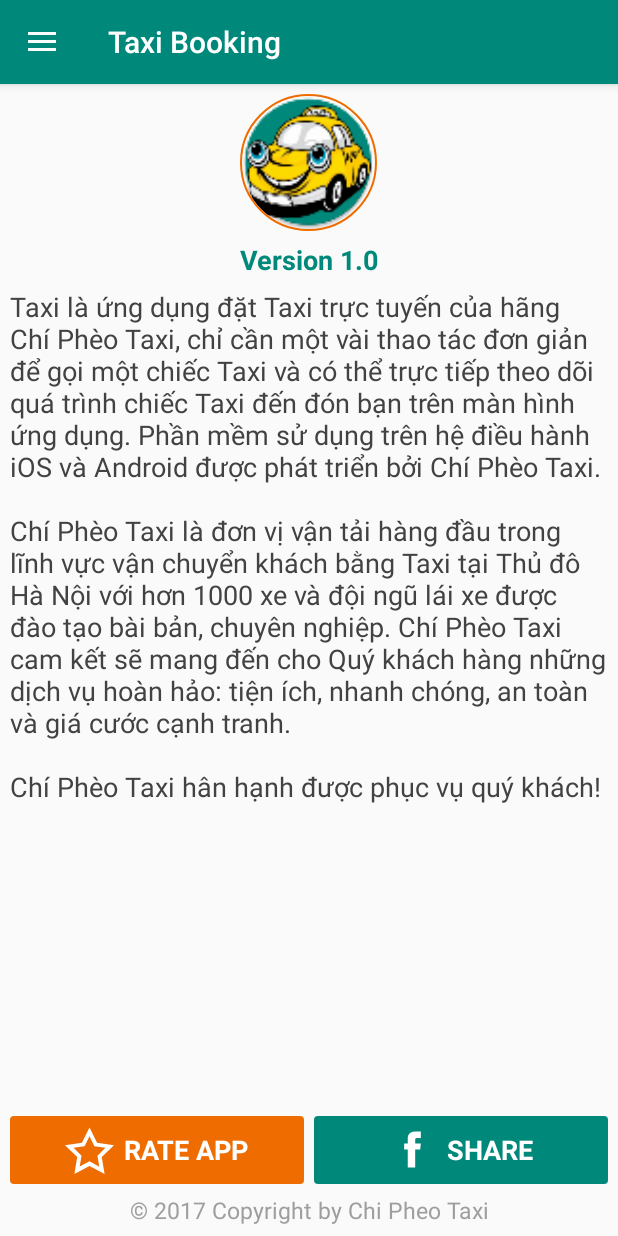
After one commit to linhdq/Taxi247, an Android app: the fragment AboutUsFragment placed in its activity, on a phone screen of 412 x 824 dp. The commit adds this screen. Run offline under Robolectric (Android 15) with nearby library versions, the phone set to English and light mode, and no system bars; our stand-ins replace CircleImageView, sdp/ssp sizes; 1 statement that could not run was skipped.

Commit message:
add About Us function

```diff
--- a/app/src/main/java/com/example/linhdq/taxi/activity/HomeActivity.java
+++ b/app/src/main/java/com/example/linhdq/taxi/activity/HomeActivity.java
@@ -20,6 +20,7 @@ import android.widget.RelativeLayout;
 import com.example.linhdq.taxi.R;
 import com.example.linhdq.taxi.adapter.ListDrawerItemAdapter;
 import com.example.linhdq.taxi.constant.Constant;
+import com.example.linhdq.taxi.fragment.AboutUsFragment;
 import com.example.linhdq.taxi.fragment.FeedbackFragment;
 import com.example.linhdq.taxi.fragment.PromotionContainerFragment;
 import com.example.linhdq.taxi.model.ObjectDrawerItem;
@@ -47,6 +48,7 @@ public class HomeActivity extends AppCompatActivity implements View.OnClickListe
     //fragment
     private FeedbackFragment feedbackFragment;
     private PromotionContainerFragment promotionContainerFragment;
+    private AboutUsFragment aboutUsFragment;
 
     @Override
     protected void onCreate(Bundle savedInstanceState) {
@@ -111,7 +113,7 @@ public class HomeActivity extends AppCompatActivity implements View.OnClickListe
         listItem[3] = new ObjectDrawerItem(R.drawable.ic_help, getResources().getString(R.string.helps), false);
         listItem[4] = new ObjectDrawerItem(R.drawable.ic_mail, getResources().getString(R.string.feedback), false);
         listItem[5] = new ObjectDrawerItem(R.drawable.ic_about_us, getResources().getString(R.string.about_us), false);
-        listItem[6] = new ObjectDrawerItem(R.drawable.ic_logout, getResources().getString(R.string.logout), false);
+        listItem[6] = new ObjectDrawerItem(R.drawable.ic_signout, getResources().getString(R.string.logout), false);
         //
         itemIndex = 0;
         //adapter
@@ -123,6 +125,7 @@ public class HomeActivity extends AppCompatActivity implements View.OnClickListe
         //fragment
         feedbackFragment = new FeedbackFragment();
         promotionContainerFragment = new PromotionContainerFragment();
+        aboutUsFragment = new AboutUsFragment();
     }
 
     private void addListener() {
@@ -154,7 +157,7 @@ public class HomeActivity extends AppCompatActivity implements View.OnClickListe
                         openFragment(feedbackFragment, false);
                         break;
                     case 5:
-
+                        openFragment(aboutUsFragment, false);
                         break;
                     case 6:
                         SharedPreferences.Editor editor = sharedPreferences.edit();
--- /dev/null
+++ b/app/src/main/java/com/example/linhdq/taxi/fragment/AboutUsFragment.java
@@ -0,0 +1,62 @@
+package com.example.linhdq.taxi.fragment;
+
+import android.content.Context;
+import android.os.Bundle;
+import android.support.annotation.Nullable;
+import android.support.v4.app.Fragment;
+import android.view.LayoutInflater;
+import android.view.View;
+import android.view.ViewGroup;
+import android.widget.LinearLayout;
+
+import com.example.linhdq.taxi.R;
+
+/**
+ * Created by LinhDQ on 12/25/16.
+ */
+
+public class AboutUsFragment extends Fragment implements View.OnClickListener {
+    //view
+    private LinearLayout btnRateApp;
+    private LinearLayout btnShare;
+    //
+    private Context context;
+
+    @Nullable
+    @Override
+    public View onCreateView(LayoutInflater inflater, @Nullable ViewGroup container, @Nullable Bundle savedInstanceState) {
+        View view = inflater.inflate(R.layout.fragment_about_us, container, false);
+
+        init(view);
+        addListener();
+
+        return view;
+    }
+
+    private void init(View view) {
+        //view
+        btnRateApp = (LinearLayout) view.findViewById(R.id.layout_btn_rate_app);
+        btnShare = (LinearLayout) view.findViewById(R.id.layout_btn_share);
+        //
+        context = view.getContext();
+    }
+
+    private void addListener() {
+        btnRateApp.setOnClickListener(this);
+        btnShare.setOnClickListener(this);
+    }
+
+    @Override
+    public void onClick(View view) {
+        switch (view.getId()) {
+            case R.id.layout_btn_rate_app:
+
+                break;
+            case R.id.layout_btn_share:
+
+                break;
+            default:
+                break;
+        }
+    }
+}
--- /dev/null
+++ b/app/src/main/res/drawable/ic__facebook.xml
@@ -0,0 +1,11 @@
+<vector xmlns:android="http://schemas.android.com/apk/res/android"
+        android:width="512dp"
+        android:height="512dp"
+        android:viewportWidth="512.0"
+        android:viewportHeight="512.0">
+    <path
+        android:pathData="M210.3,440.1c0,-53.6 0,-107.1 0,-160.7c0,-3.3 0,-6.7 0,-10c0,-1 -0.3,-1.3 -1.3,-1.3c-14.3,0 -28.6,0 -42.9,0c-2,0 -2,0 -2,-2.1c0,-19.7 0,-39.3 0,-59c0,-1.9 0,-1.9 1.9,-1.9c14.2,0 28.3,0 42.5,0c1.8,0 1.8,0 1.8,-1.7c0.1,-7.7 -0.1,-15.5 0.2,-23.2c0.3,-7 1,-14.1 1.8,-21.1c0.9,-7.9 2.6,-15.6 4.9,-23.1c4.1,-13.5 9.9,-26.2 19.1,-37.1c6.2,-7.4 14.2,-12.5 22.9,-16.4c6.8,-3 13.8,-5.2 21.1,-6.8c7.3,-1.6 14.6,-2.5 22.1,-3.2c13.3,-1.2 26.6,-0.8 39.9,-0.4c1.4,0 2.9,0.2 4.3,0.2c0.9,0 1.4,0.3 1.3,1.3c0,0.4 0,0.7 0,1.1c0,19.7 0,39.3 0,59c0,2.4 0,2.3 -2.5,2.2c-7.4,-0.3 -14.8,-0.7 -22.2,-0.7c-7.2,0 -14.5,0.9 -21.3,3.3c-9.3,3.2 -16.1,9.4 -19.9,18.5c-1.5,3.6 -2,7.6 -2.1,11.5c-0.5,11.6 -0.8,23.2 -1.1,34.8c-0.1,2 0,2 1.9,2c21.8,0 43.5,0 65.3,0c2,0 2,0 2,2c0,19.7 0,39.3 0,59c0,2 0,2 -2.1,2c-21.7,0 -43.3,0 -65,0c-2.2,0 -2.2,0 -2.2,2.2c0,55.9 0,111.8 0,167.7c0,0.7 -0.1,1.3 -0.1,2C255.8,440.1 233.1,440.1 210.3,440.1z"
+        android:strokeColor="#575756"
+        android:fillColor="#00000000"
+        android:strokeWidth="7"/>
+</vector>
--- /dev/null
+++ b/app/src/main/res/drawable/ic_facebook.xml
@@ -0,0 +1,9 @@
+<vector xmlns:android="http://schemas.android.com/apk/res/android"
+        android:width="60dp"
+        android:height="60dp"
+        android:viewportWidth="60.0"
+        android:viewportHeight="60.0">
+    <path
+        android:fillColor="#FF000000"
+        android:pathData="M22.32,12.23c0,1.46 0,7.99 0,7.99h-5.85v9.77h5.85V59h12.02V29.99H42.4c0,0 0.75,-4.68 1.12,-9.8c-1.05,0 -9.14,0 -9.14,0s0,-5.68 0,-6.68c0,-1 1.31,-2.34 2.61,-2.34c1.29,0 4.02,0 6.55,0c0,-1.33 0,-5.92 0,-10.17c-3.37,0 -7.21,0 -8.9,0C22.02,1 22.32,10.77 22.32,12.23z"/>
+</vector>
--- /dev/null
+++ b/app/src/main/res/drawable/ic_rate.xml
@@ -0,0 +1,9 @@
+<vector xmlns:android="http://schemas.android.com/apk/res/android"
+        android:width="24dp"
+        android:height="24dp"
+        android:viewportWidth="24.0"
+        android:viewportHeight="24.0">
+    <path
+        android:fillColor="#FF000000"
+        android:pathData="M24,9.9l-8.3,-1.2L12,1.2L8.3,8.7L0,9.9l6,5.8L4.6,24l7.4,-3.9l7.4,3.9L18,15.7L24,9.9zM12,17.8l-4.8,2.5L8.1,15l-3.9,-3.8l5.4,-0.8L12,5.5l2.4,4.9l5.4,0.8L15.9,15l0.9,5.4L12,17.8z"/>
+</vector>
--- /dev/null
+++ b/app/src/main/res/drawable/ic_signout.xml
@@ -0,0 +1,11 @@
+<vector xmlns:android="http://schemas.android.com/apk/res/android"
+        android:width="24dp"
+        android:height="24dp"
+        android:viewportWidth="24.0"
+        android:viewportHeight="24.0">
+    <path
+        android:pathData="M1,1L1,23L16,23L16,17L14,17L14,21L3,21L3,3L14,3L14,7L16,7L16,1L1,1ZM16.636,8.464L18.05,7.05L23,12L18.05,16.95L16.636,15.536L19.17,13.001L8,13.001L8,11.003L19.174,11.003L16.636,8.464Z"
+        android:strokeColor="#00000000"
+        android:fillColor="#000000"
+        android:strokeWidth="1"/>
+</vector>
--- /dev/null
+++ b/app/src/main/res/layout/fragment_about_us.xml
@@ -0,0 +1,124 @@
+<?xml version="1.0" encoding="utf-8"?>
+<RelativeLayout xmlns:android="http://schemas.android.com/apk/res/android"
+    android:layout_width="match_parent"
+    android:layout_height="match_parent"
+    xmlns:app="http://schemas.android.com/apk/res-auto"
+    android:padding="@dimen/_5sdp"
+    >
+    <de.hdodenhof.circleimageview.CircleImageView
+        android:layout_width="@dimen/_70sdp"
+        android:layout_height="@dimen/_70sdp"
+        app:civ_fill_color="@color/teal_600"
+        android:src="@mipmap/ic_launcher"
+        app:civ_border_color="@color/orange_800"
+        app:civ_border_width="@dimen/_1sdp"
+        android:layout_centerHorizontal="true"
+        android:id="@+id/imv_logo"
+        />
+    <TextView
+        android:layout_width="match_parent"
+        android:layout_height="wrap_content"
+        android:text="@string/app_version"
+        android:gravity="center"
+        android:textColor="@color/teal_600"
+        android:layout_marginTop="@dimen/_5sdp"
+        android:textStyle="bold"
+        android:textSize="@dimen/_14sdp"
+        android:layout_below="@id/imv_logo"
+        android:id="@+id/txt_app_version"
+        />
+    <TextView
+        android:layout_width="match_parent"
+        android:layout_height="wrap_content"
+        android:layout_alignParentBottom="true"
+        android:text="@string/copyright"
+        android:gravity="center"
+        android:textSize="@dimen/_12sdp"
+        android:textColor="@color/grey_500"
+        android:id="@+id/txt_copyright"
+        android:layout_marginTop="@dimen/_5sdp"
+        />
+    <View
+        android:layout_width="1dp"
+        android:layout_height="@dimen/_20sdp"
+        android:id="@+id/view_"
+        android:layout_alignParentBottom="true"
+        android:layout_centerHorizontal="true"
+        android:layout_marginTop="@dimen/_10sdp"
+        />
+    <LinearLayout
+        android:layout_width="match_parent"
+        android:layout_height="@dimen/_35sdp"
+        android:orientation="horizontal"
+        android:gravity="center"
+        android:background="@drawable/custom_button_activation_code"
+        android:id="@+id/layout_btn_rate_app"
+        android:layout_toLeftOf="@id/view_"
+        android:layout_marginRight="@dimen/_2sdp"
+        android:layout_above="@id/txt_copyright"
+        >
+        <ImageView
+            android:layout_width="@dimen/_25sdp"
+            android:layout_height="@dimen/_25sdp"
+            android:src="@drawable/ic_rate"
+            android:tint="@color/white"
+            />
+        <TextView
+            android:layout_width="wrap_content"
+            android:layout_height="wrap_content"
+            android:text="@string/rate_app"
+            android:textSize="@dimen/_14sdp"
+            android:textStyle="bold"
+            android:textColor="@color/white"
+            android:layout_marginLeft="@dimen/_5sdp"
+            android:textAllCaps="true"
+            />
+    </LinearLayout>
+
+    <LinearLayout
+        android:layout_width="match_parent"
+        android:layout_height="@dimen/_35sdp"
+        android:orientation="horizontal"
+        android:gravity="center"
+        android:background="@drawable/custom_button_register"
+        android:id="@+id/layout_btn_share"
+        android:layout_toRightOf="@id/view_"
+        android:layout_marginLeft="@dimen/_2sdp"
+        android:layout_above="@id/txt_copyright"
+        >
+        <ImageView
+            android:layout_width="@dimen/_25sdp"
+            android:layout_height="@dimen/_25sdp"
+            android:src="@drawable/ic_facebook"
+            android:tint="@color/white"
+            android:padding="@dimen/_3sdp"
+            />
+        <TextView
+            android:layout_width="wrap_content"
+            android:layout_height="wrap_content"
+            android:text="@string/share"
+            android:textSize="@dimen/_14sdp"
+            android:textStyle="bold"
+            android:textColor="@color/white"
+            android:layout_marginLeft="@dimen/_5sdp"
+            android:textAllCaps="true"
+            />
+    </LinearLayout>
+    <ScrollView
+        android:layout_width="match_parent"
+        android:layout_height="wrap_content"
+        android:layout_marginTop="@dimen/_5sdp"
+        android:layout_marginBottom="@dimen/_5sdp"
+        android:layout_below="@id/txt_app_version"
+        android:layout_above="@id/layout_btn_rate_app"
+        android:scrollbars="none"
+        >
+        <TextView
+            android:layout_width="match_parent"
+            android:layout_height="match_parent"
+            android:text="@string/content_about_us"
+            android:textSize="@dimen/_14sdp"
+            android:textColor="@color/grey_800"
+            />
+    </ScrollView>
+</RelativeLayout>
--- a/app/src/main/res/values/colors.xml
+++ b/app/src/main/res/values/colors.xml
@@ -8,6 +8,7 @@
     <color name="grey_500">#9E9E9E</color>
     <color name="grey_600">#757575</color>
     <color name="grey_700">#616161</color>
+    <color name="grey_800">#424242</color>
     <color name="grey_900">#212121</color>
     <color name="teal_600">#00897B</color>
     <color name="teal_800">#00695C</color>
--- a/app/src/main/res/values/strings.xml
+++ b/app/src/main/res/values/strings.xml
@@ -42,5 +42,8 @@
     <string name="promotion_code_mess">You do not have any promo code!</string>
     <string name="promotion_code">Promotion</string>
     <string name="promotion_news">News</string>
-
+    <string name="copyright">\u00a9 2017 Copyright by Chi Pheo Taxi</string>
+    <string name="content_about_us">Taxi là ứng dụng đặt Taxi trực tuyến của hãng Chí Phèo Taxi, chỉ cần một vài thao tác đơn giản để gọi một chiếc Taxi và có thể trực tiếp theo dõi quá trình chiếc Taxi đến đón bạn trên màn hình ứng dụng. Phần mềm sử dụng trên hệ điều hành iOS và Android được phát triển bởi Chí Phèo Taxi.\n\nChí Phèo Taxi là đơn vị vận tải hàng đầu trong lĩnh vực vận chuyển khách bằng Taxi tại Thủ đô Hà Nội với hơn 1000 xe và đội ngũ lái xe được đào tạo bài bản, chuyên nghiệp. Chí Phèo Taxi cam kết sẽ mang đến cho Quý khách hàng những dịch vụ hoàn hảo: tiện ích, nhanh chóng, an toàn và giá cước cạnh tranh.\n\nChí Phèo Taxi hân hạnh được phục vụ quý khách!</string>
+    <string name="rate_app">Rate app</string>
+    <string name="share">Share</string>
 </resources>
```
Also changed, not shown: 2 other files.
